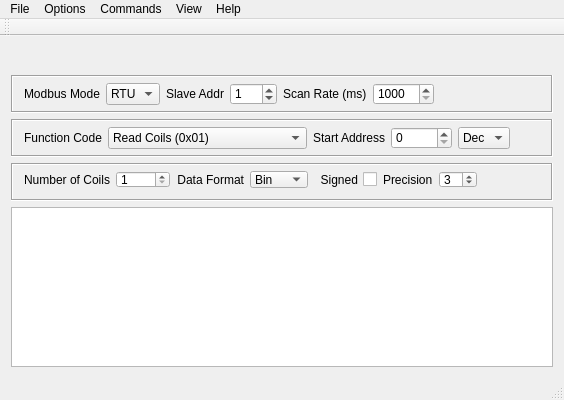
ExplorerOL/QModbusExplorer, file forms/mainwindow.ui: the form before one commit.
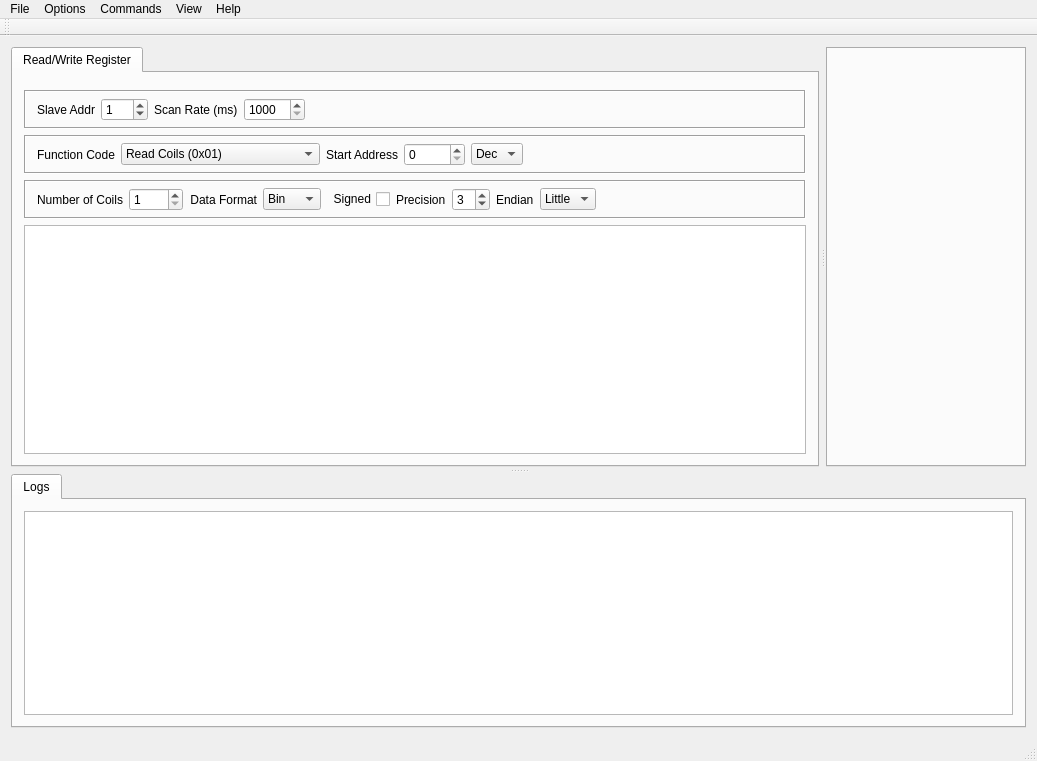
The form after the commit. Icons and pictures are not drawn. Custom widgets are drawn as their Qt base class.

```diff
--- a/forms/mainwindow.ui
+++ b/forms/mainwindow.ui
@@ -2,24 +2,27 @@
 <ui version="4.0">
  <class>MainWindow</class>
  <widget class="QMainWindow" name="MainWindow">
+  <property name="enabled">
+   <bool>true</bool>
+  </property>
   <property name="geometry">
    <rect>
     <x>0</x>
     <y>0</y>
-    <width>564</width>
-    <height>400</height>
+    <width>1037</width>
+    <height>761</height>
    </rect>
   </property>
+  <property name="sizePolicy">
+   <sizepolicy hsizetype="Minimum" vsizetype="Minimum">
+    <horstretch>0</horstretch>
+    <verstretch>0</verstretch>
+   </sizepolicy>
+  </property>
   <property name="minimumSize">
    <size>
-    <width>564</width>
-    <height>400</height>
-   </size>
-  </property>
-  <property name="maximumSize">
-   <size>
-    <width>720</width>
-    <height>720</height>
+    <width>850</width>
+    <height>0</height>
    </size>
   </property>
   <property name="windowTitle">
@@ -27,14 +30,73 @@
   </property>
   <property name="windowIcon">
    <iconset resource="../icons/icons.qrc">
-    <normaloff>:/icons/connect-24.png</normaloff>:/icons/connect-24.png</iconset>
+    <normaloff>:/icons/explorer.png</normaloff>:/icons/explorer.png</iconset>
+  </property>
+  <property name="toolButtonStyle">
+   <enum>Qt::ToolButtonIconOnly</enum>
+  </property>
+  <property name="tabShape">
+   <enum>QTabWidget::Rounded</enum>
   </property>
   <widget class="QWidget" name="centralWidget">
+   <property name="sizePolicy">
+    <sizepolicy hsizetype="Preferred" vsizetype="Maximum">
+     <horstretch>0</horstretch>
+     <verstretch>0</verstretch>
+    </sizepolicy>
+   </property>
+   <layout class="QVBoxLayout" name="verticalLayout_2">
+    <item>
+     <widget class="QSplitter" name="splitterHorizontal">
+      <property name="orientation">
+       <enum>Qt::Vertical</enum>
+      </property>
+      <property name="handleWidth">
+       <number>7</number>
+      </property>
+      <property name="childrenCollapsible">
+       <bool>false</bool>
+      </property>
+      <widget class="QSplitter" name="splitterVertical">
+       <property name="orientation">
+        <enum>Qt::Horizontal</enum>
+       </property>
+       <property name="handleWidth">
+        <number>7</number>
+       </property>
+       <property name="childrenCollapsible">
+        <bool>false</bool>
+       </property>
+       <widget class="QTabWidget" name="tabWidgetCentral">
+        <property name="minimumSize">
+         <size>
+          <width>600</width>
+          <height>420</height>
+         </size>
+        </property>
+        <property name="font">
+         <font>
+          <weight>50</weight>
+          <bold>false</bold>
+         </font>
+        </property>
+        <property name="styleSheet">
+         <string notr="true"/>
+        </property>
+        <property name="currentIndex">
+         <number>0</number>
+        </property>
+        <widget class="QWidget" name="tabReadWriteRegister">
+         <attribute name="icon">
+          <iconset resource="../icons/icons.qrc">
+           <normaloff>:/icons/single_poll.png</normaloff>:/icons/single_poll.png</iconset>
+         </attribute>
+         <attribute name="title">
+          <string>Read/Write Register</string>
+         </attribute>
    <layout class="QVBoxLayout" name="verticalLayout">
     <item>
-     <widget class="InfoBar" name="infobar">
-      <layout class="QHBoxLayout" name="horizontalLayout_2"/>
-     </widget>
+           <widget class="InfoBar" name="infobar"/>
     </item>
     <item>
      <widget class="QFrame" name="frame_1">
@@ -57,33 +119,6 @@
        <property name="bottomMargin">
         <number>6</number>
        </property>
-       <item>
-        <widget class="QLabel" name="lblModbusMode">
-         <property name="text">
-          <string>Modbus Mode</string>
-         </property>
-         <property name="alignment">
-          <set>Qt::AlignRight|Qt::AlignTrailing|Qt::AlignVCenter</set>
-         </property>
-         <property name="buddy">
-          <cstring>cmbModbusMode</cstring>
-         </property>
-        </widget>
-       </item>
-       <item>
-        <widget class="QComboBox" name="cmbModbusMode">
-         <item>
-          <property name="text">
-           <string notr="true">RTU</string>
-          </property>
-         </item>
-         <item>
-          <property name="text">
-           <string notr="true">TCP</string>
-          </property>
-         </item>
-        </widget>
-       </item>
        <item>
         <widget class="QLabel" name="lblSlave">
          <property name="text">
@@ -297,10 +332,13 @@
       <property name="frameShadow">
        <enum>QFrame::Sunken</enum>
       </property>
-      <layout class="QHBoxLayout" name="horizontalLayout_3">
+            <layout class="QHBoxLayout" name="horizontalLayout_2">
        <property name="topMargin">
         <number>6</number>
        </property>
+             <property name="bottomMargin">
+              <number>6</number>
+             </property>
        <item>
         <widget class="QLabel" name="lblNoOfCoils">
          <property name="text">
@@ -397,6 +435,33 @@
          </property>
         </widget>
        </item>
+             <item>
+              <widget class="QLabel" name="lblEndian">
+               <property name="text">
+                <string>Endian</string>
+               </property>
+              </widget>
+             </item>
+             <item>
+              <widget class="QComboBox" name="cmbEndian">
+               <property name="minimumSize">
+                <size>
+                 <width>0</width>
+                 <height>0</height>
+                </size>
+               </property>
+               <item>
+                <property name="text">
+                 <string>Little</string>
+                </property>
+               </item>
+               <item>
+                <property name="text">
+                 <string>Big</string>
+                </property>
+               </item>
+              </widget>
+             </item>
        <item>
         <spacer name="horizontalSpacer_3">
          <property name="orientation">
@@ -404,7 +469,7 @@
          </property>
          <property name="sizeHint" stdset="0">
           <size>
-           <width>40</width>
+                 <width>160</width>
            <height>20</height>
           </size>
          </property>
@@ -419,13 +484,13 @@
        <bool>false</bool>
       </property>
       <attribute name="horizontalHeaderVisible">
-       <bool>true</bool>
+             <bool>false</bool>
       </attribute>
       <attribute name="horizontalHeaderHighlightSections">
        <bool>true</bool>
       </attribute>
       <attribute name="verticalHeaderVisible">
-       <bool>true</bool>
+             <bool>false</bool>
       </attribute>
       <attribute name="verticalHeaderHighlightSections">
        <bool>true</bool>
@@ -434,13 +499,88 @@
     </item>
    </layout>
   </widget>
+       </widget>
+       <widget class="QTabWidget" name="tabWidgetBusMonitor">
+        <property name="minimumSize">
+         <size>
+          <width>200</width>
+          <height>0</height>
+         </size>
+        </property>
+        <property name="currentIndex">
+         <number>-1</number>
+        </property>
+       </widget>
+      </widget>
+      <widget class="QTabWidget" name="tabLowerInfoPanel">
+       <property name="sizePolicy">
+        <sizepolicy hsizetype="Minimum" vsizetype="Minimum">
+         <horstretch>0</horstretch>
+         <verstretch>0</verstretch>
+        </sizepolicy>
+       </property>
+       <property name="minimumSize">
+        <size>
+         <width>0</width>
+         <height>0</height>
+        </size>
+       </property>
+       <property name="toolTip">
+        <string>&lt;html&gt;&lt;head/&gt;&lt;body&gt;&lt;p&gt;Logs&lt;/p&gt;&lt;/body&gt;&lt;/html&gt;</string>
+       </property>
+       <property name="currentIndex">
+        <number>0</number>
+       </property>
+       <widget class="QWidget" name="logsTab">
+        <property name="sizePolicy">
+         <sizepolicy hsizetype="Preferred" vsizetype="Minimum">
+          <horstretch>0</horstretch>
+          <verstretch>0</verstretch>
+         </sizepolicy>
+        </property>
+        <attribute name="title">
+         <string>Logs</string>
+        </attribute>
+        <layout class="QVBoxLayout" name="verticalLayout_3">
+         <item>
+          <widget class="QListView" name="lstLogView">
+           <property name="sizePolicy">
+            <sizepolicy hsizetype="Expanding" vsizetype="Minimum">
+             <horstretch>0</horstretch>
+             <verstretch>0</verstretch>
+            </sizepolicy>
+           </property>
+           <property name="minimumSize">
+            <size>
+             <width>0</width>
+             <height>0</height>
+            </size>
+           </property>
+           <property name="alternatingRowColors">
+            <bool>true</bool>
+           </property>
+           <property name="resizeMode">
+            <enum>QListView::Fixed</enum>
+           </property>
+           <property name="layoutMode">
+            <enum>QListView::SinglePass</enum>
+           </property>
+          </widget>
+         </item>
+        </layout>
+       </widget>
+      </widget>
+     </widget>
+    </item>
+   </layout>
+  </widget>
   <widget class="QMenuBar" name="menuBar">
    <property name="geometry">
     <rect>
      <x>0</x>
      <y>0</y>
-     <width>564</width>
-     <height>21</height>
+     <width>1037</width>
+     <height>22</height>
     </rect>
    </property>
    <widget class="QMenu" name="menuFile">
@@ -495,6 +635,15 @@
    <addaction name="menuHelp"/>
   </widget>
   <widget class="QToolBar" name="mainToolBar">
+   <property name="iconSize">
+    <size>
+     <width>30</width>
+     <height>30</height>
+    </size>
+   </property>
+   <property name="floatable">
+    <bool>false</bool>
+   </property>
    <attribute name="toolBarArea">
     <enum>TopToolBarArea</enum>
    </attribute>
```
Left out of the diff: 124 changed lines with no effect on the pictures. Lines whose indentation alone changed are shown as unchanged.
